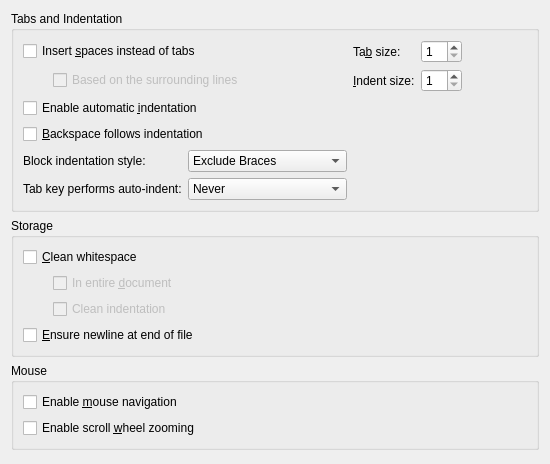
Above: src/plugins/texteditor/behaviorsettingspage.ui from qt-creator/qt-creator before the change. Below: the same form after it.
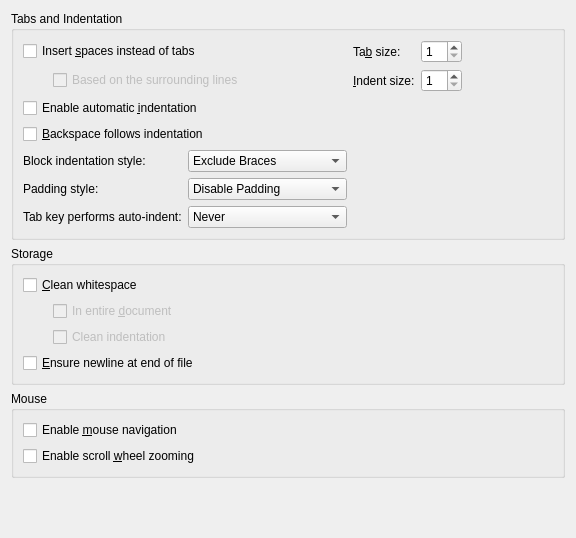
That is the form after the change.

Commit message: Indenter: Add an option to control the padding style.

Patch:
```diff
--- a/src/plugins/texteditor/behaviorsettingspage.ui
+++ b/src/plugins/texteditor/behaviorsettingspage.ui
@@ -6,8 +6,8 @@
    <rect>
     <x>0</x>
     <y>0</y>
-    <width>550</width>
-    <height>464</height>
+    <width>576</width>
+    <height>538</height>
    </rect>
   </property>
   <layout class="QVBoxLayout" name="verticalLayout">
@@ -179,14 +179,14 @@
           </item>
          </widget>
         </item>
-        <item row="1" column="0">
+        <item row="2" column="0">
          <widget class="QLabel" name="tabKeyIndentLabel">
           <property name="text">
            <string>Tab key performs auto-indent:</string>
           </property>
          </widget>
         </item>
-        <item row="1" column="1">
+        <item row="2" column="1">
          <widget class="QComboBox" name="tabKeyBehavior">
           <item>
            <property name="text">
@@ -205,6 +205,41 @@
           </item>
          </widget>
         </item>
+        <item row="1" column="0">
+         <widget class="QLabel" name="paddingStyleLabel">
+          <property name="text">
+           <string>Padding style:</string>
+          </property>
+         </widget>
+        </item>
+        <item row="1" column="1">
+         <widget class="QComboBox" name="paddingMode">
+          <property name="toolTip">
+           <string>Padding is the part of indentation exceeding logical indentation and is usually used to align consecutive lines of code.
+
+Disable Padding: Do not pad at all. Lines will only be indented to the current logical indentation depth.
+
+Pad With Spaces: Always use spaces for padding, regardless of the choice between tabs and spaces above.
+
+Pad With Indentation: Padding will be part of the indentation and follow the settings above.</string>
+          </property>
+          <item>
+           <property name="text">
+            <string>Disable Padding</string>
+           </property>
+          </item>
+          <item>
+           <property name="text">
+            <string>Pad With Spaces</string>
+           </property>
+          </item>
+          <item>
+           <property name="text">
+            <string>Pad With Indentation</string>
+           </property>
+          </item>
+         </widget>
+        </item>
        </layout>
       </item>
      </layout>
```
Left out of the diff: 20 changed lines with no effect on the pictures. The commit also changes 3 other files.
